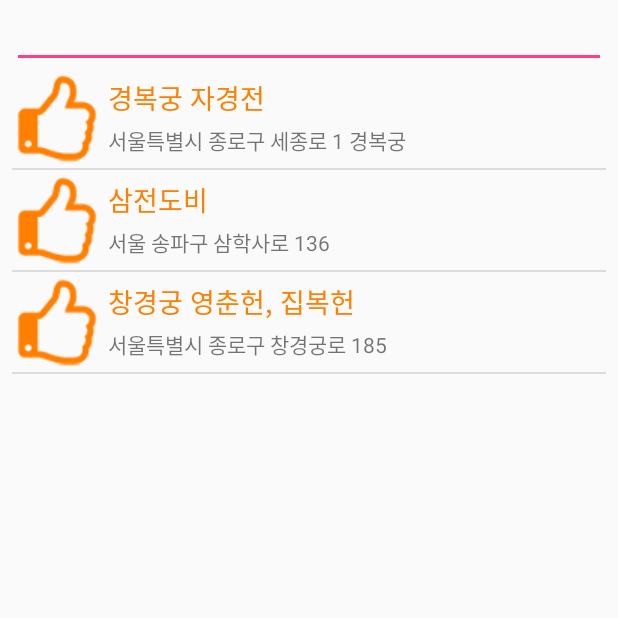
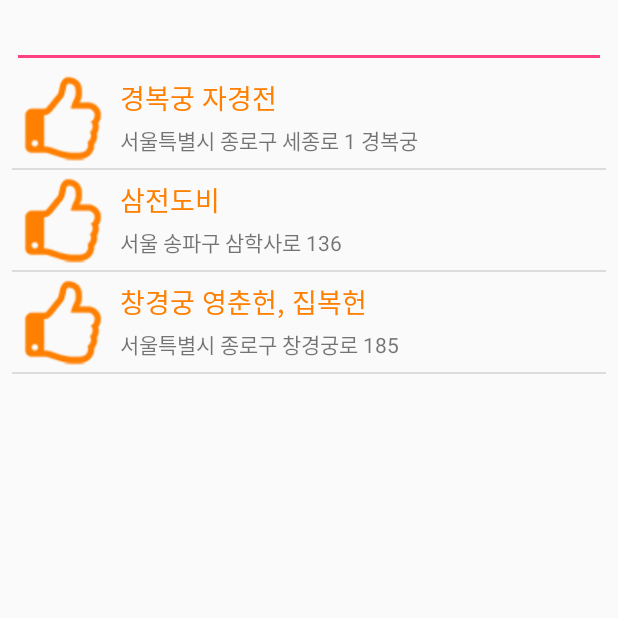
Before and after one commit to Seoyuki/Yuza, an Android app: the RecoActivity screen opened directly, with no data from a screen before it, on a phone screen of 412 x 824 dp, the top half of it. Run offline under Robolectric (Android 15) with nearby library versions, the phone set to English and light mode, and no system bars.

Commit message:
검색 리스트뷰 이미지 패딩 설정

```diff
--- a/Yuza/app/src/main/res/layout/listview_item.xml
+++ b/Yuza/app/src/main/res/layout/listview_item.xml
@@ -10,7 +10,8 @@
         android:layout_width="wrap_content"
         android:layout_height="match_parent"
         android:src="@drawable/ic_launcher"
-        android:scaleType="centerInside" />
+        android:scaleType="centerInside"
+        android:padding="4dp" />
 
     <LinearLayout
         android:layout_width="wrap_content"
```
